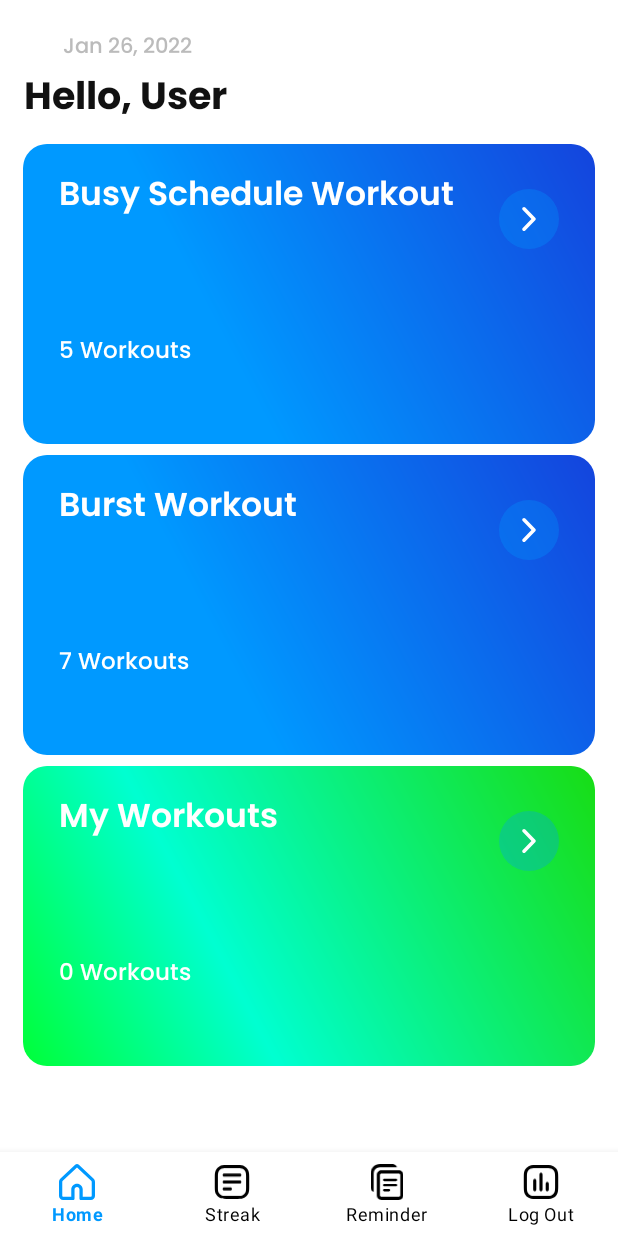
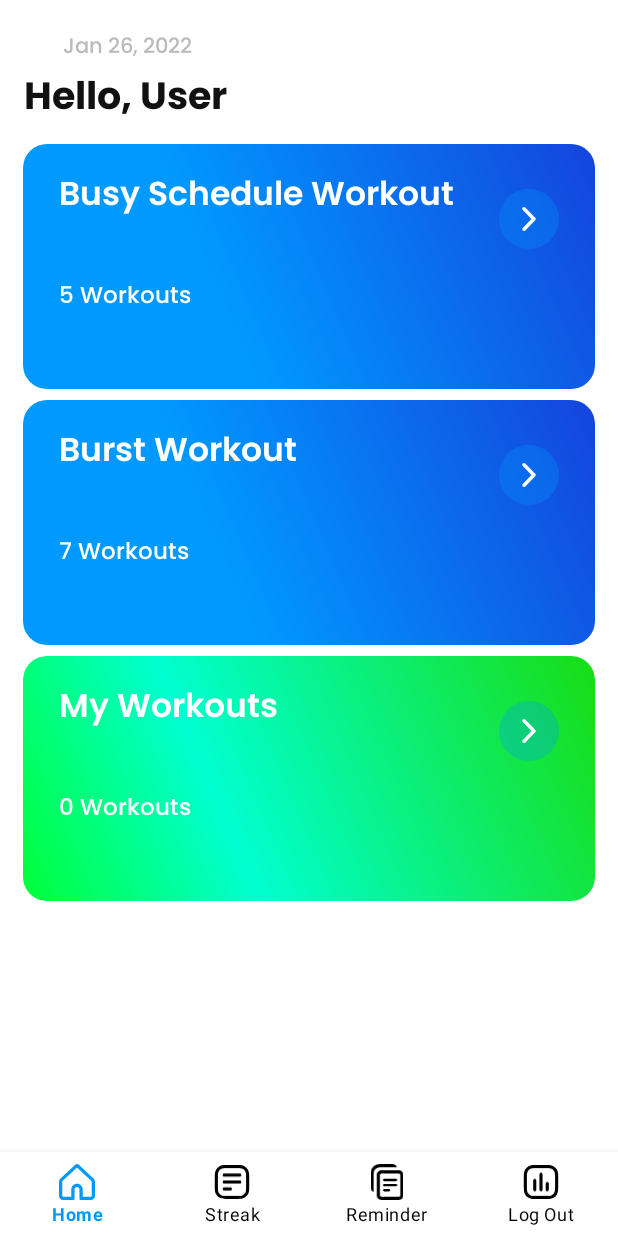
Before and after one commit to MiguelG619/MOBDEVE_MP_WorkIt, an Android app: the screen it shows after launch (HomeActivity), on a phone screen of 412 x 824 dp. Run offline under Robolectric (Android 15) with nearby library versions, the phone set to English and light mode, and no system bars.

Commit message:
adjusted other xml

```diff
--- a/app/src/main/res/layout/activity_burst_workout.xml
+++ b/app/src/main/res/layout/activity_burst_workout.xml
@@ -39,7 +39,7 @@
                     android:layout_width="0dp"
                     android:layout_height="0dp"
                     app:layout_constraintBottom_toBottomOf="parent"
-                    app:layout_constraintDimensionRatio="h,343:190"
+                    app:layout_constraintDimensionRatio="h,343:180"
                     app:layout_constraintEnd_toEndOf="parent"
                     app:layout_constraintStart_toStartOf="parent"
                     app:layout_constraintTop_toTopOf="parent">
--- a/app/src/main/res/layout/activity_burst_workout_exercises.xml
+++ b/app/src/main/res/layout/activity_burst_workout_exercises.xml
@@ -39,7 +39,7 @@
                     android:layout_width="0dp"
                     android:layout_height="0dp"
                     app:layout_constraintBottom_toBottomOf="parent"
-                    app:layout_constraintDimensionRatio="h,343:190"
+                    app:layout_constraintDimensionRatio="h,343:180"
                     app:layout_constraintEnd_toEndOf="parent"
                     app:layout_constraintStart_toStartOf="parent"
                     app:layout_constraintTop_toTopOf="parent">
--- a/app/src/main/res/layout/activity_busy_schedule_workout.xml
+++ b/app/src/main/res/layout/activity_busy_schedule_workout.xml
@@ -39,7 +39,7 @@
                     android:layout_width="0dp"
                     android:layout_height="0dp"
                     app:layout_constraintBottom_toBottomOf="parent"
-                    app:layout_constraintDimensionRatio="h,343:190"
+                    app:layout_constraintDimensionRatio="h,340:180"
                     app:layout_constraintEnd_toEndOf="parent"
                     app:layout_constraintStart_toStartOf="parent"
                     app:layout_constraintTop_toTopOf="parent">
--- a/app/src/main/res/layout/activity_create_workout.xml
+++ b/app/src/main/res/layout/activity_create_workout.xml
@@ -17,7 +17,7 @@
             android:fontFamily="@font/poppins_semibold"
             android:gravity="center"
             android:text="Create workout"
-            android:textColor="@color/white"
+            android:textColor="@color/black"
             android:textSize="18sp"
             app:layout_constraintTop_toTopOf="parent" />
 
@@ -52,7 +52,7 @@
             android:layout_height="47dip"
             android:layout_marginHorizontal="16dip"
             android:layout_marginTop="16dp"
-            android:layout_marginBottom="45dp"
+            android:layout_marginBottom="50dp"
             android:background="@drawable/card_back_blue"
             android:fontFamily="@font/poppins_semibold"
             android:gravity="center"
--- a/app/src/main/res/layout/activity_create_workout_select_exercises.xml
+++ b/app/src/main/res/layout/activity_create_workout_select_exercises.xml
@@ -19,7 +19,7 @@
             android:fontFamily="@font/poppins_semibold"
             android:gravity="center"
             android:text="Create workout"
-            android:textColor="@color/white"
+            android:textColor="@color/black"
             android:textSize="18dp"
             app:layout_constraintTop_toTopOf="parent" />
 
--- a/app/src/main/res/layout/activity_home.xml
+++ b/app/src/main/res/layout/activity_home.xml
@@ -60,12 +60,10 @@
                 android:layout_width="0dp"
                 android:layout_height="0dp"
                 app:layout_constraintBottom_toBottomOf="parent"
-                app:layout_constraintDimensionRatio="h,353:185"
+                app:layout_constraintDimensionRatio="h,350:150"
                 app:layout_constraintEnd_toEndOf="parent"
                 app:layout_constraintStart_toStartOf="parent"
-                app:layout_constraintTop_toTopOf="parent"
-
-                >
+                app:layout_constraintTop_toTopOf="parent">
 
                 <TextView
                     android:id="@+id/tv_title_busy"
@@ -136,7 +134,7 @@
                 android:layout_width="0dp"
                 android:layout_height="0dp"
                 app:layout_constraintBottom_toBottomOf="parent"
-                app:layout_constraintDimensionRatio="h,353:185"
+                app:layout_constraintDimensionRatio="h,350:150"
                 app:layout_constraintEnd_toEndOf="parent"
                 app:layout_constraintStart_toStartOf="parent"
                 app:layout_constraintTop_toTopOf="parent"
@@ -209,7 +207,7 @@
                 android:layout_width="0dp"
                 android:layout_height="0dp"
                 app:layout_constraintBottom_toBottomOf="parent"
-                app:layout_constraintDimensionRatio="h,353:185"
+                app:layout_constraintDimensionRatio="h,350:150"
                 app:layout_constraintEnd_toEndOf="parent"
                 app:layout_constraintStart_toStartOf="parent"
                 app:layout_constraintTop_toTopOf="parent">
--- a/app/src/main/res/layout/activity_my_workout.xml
+++ b/app/src/main/res/layout/activity_my_workout.xml
@@ -38,7 +38,7 @@
                     android:layout_width="0dp"
                     android:layout_height="0dp"
                     app:layout_constraintBottom_toBottomOf="parent"
-                    app:layout_constraintDimensionRatio="h,343:190"
+                    app:layout_constraintDimensionRatio="h,343:180"
                     app:layout_constraintEnd_toEndOf="parent"
                     app:layout_constraintStart_toStartOf="parent"
                     app:layout_constraintTop_toTopOf="parent">
--- a/app/src/main/res/layout/activity_my_workout_exercises.xml
+++ b/app/src/main/res/layout/activity_my_workout_exercises.xml
@@ -38,7 +38,7 @@
                     android:layout_width="0dp"
                     android:layout_height="0dp"
                     app:layout_constraintBottom_toBottomOf="parent"
-                    app:layout_constraintDimensionRatio="h,343:190"
+                    app:layout_constraintDimensionRatio="h,343:180"
                     app:layout_constraintEnd_toEndOf="parent"
                     app:layout_constraintStart_toStartOf="parent"
                     app:layout_constraintTop_toTopOf="parent">
```
Also changed, not shown: app/src/main/res/layout/activity_busy_workout_exercises.xml (+4 -4 lines).
